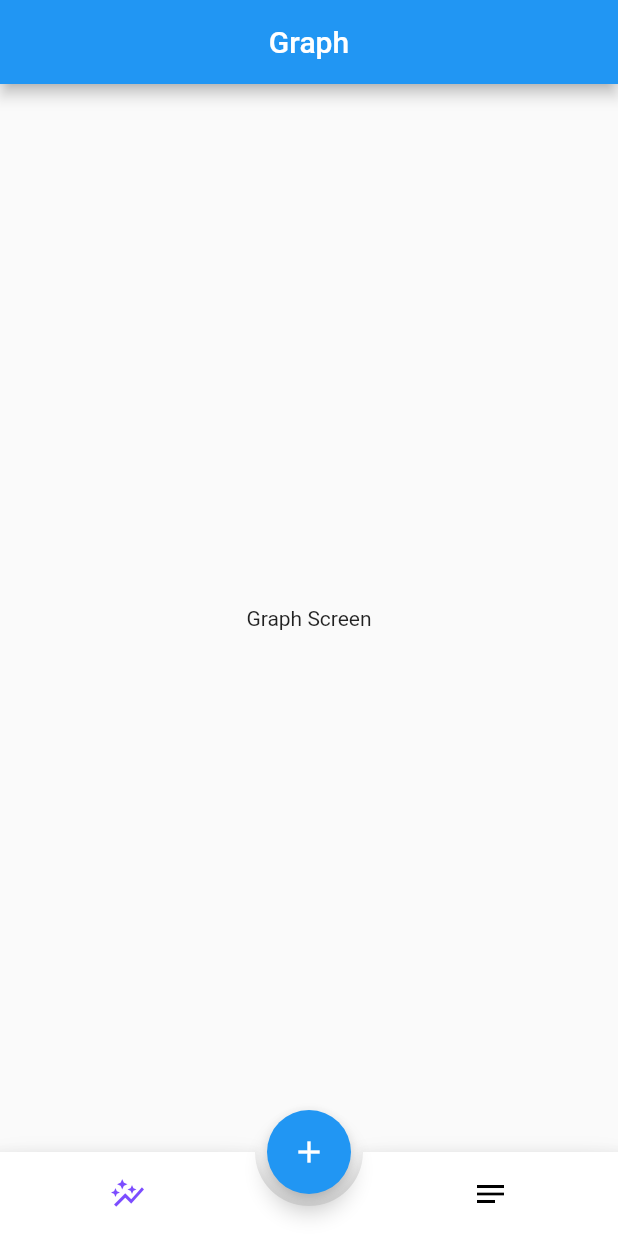
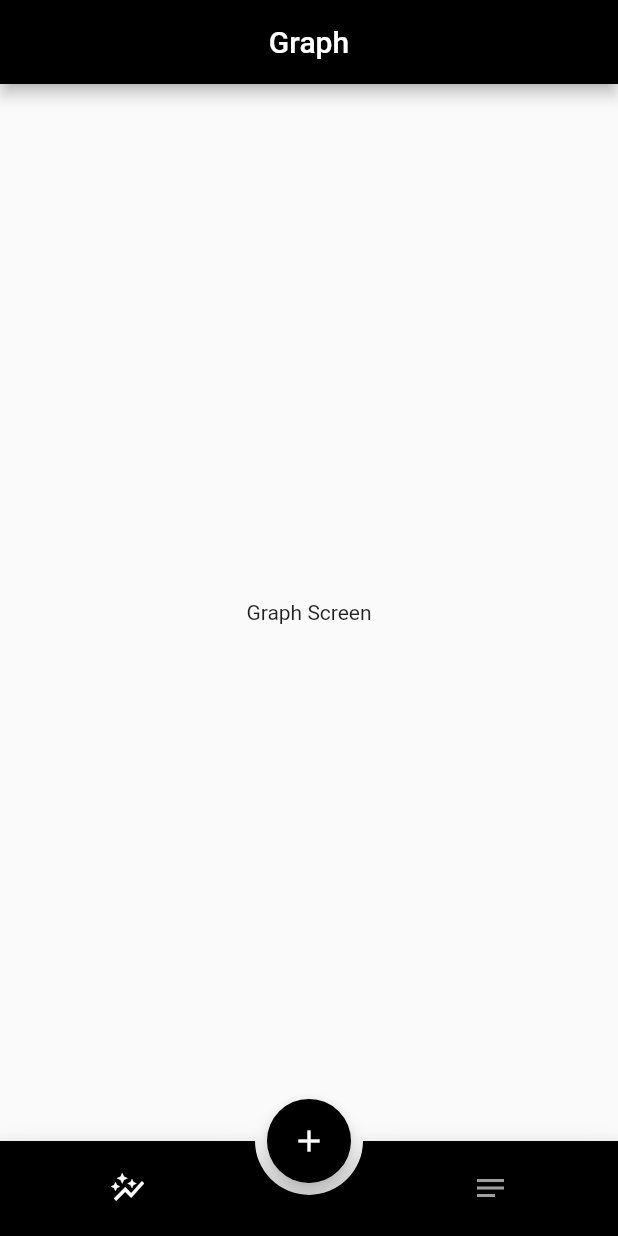
Before and after one commit to ckaraman/weight_track_app, a Flutter app: the screen it shows after launch, on a phone screen of 412 x 824 dp. Run offline on Flutter 3.47's test engine with Material 2 defaults, Android fonts, the phone set to English and light mode, and no system bars; drawn by our look-alikes of animated_bottom_navigation_bar; our stand-ins replace get.

Commit message:
Minor change bottom nav

```diff
--- a/lib/home.dart
+++ b/lib/home.dart
@@ -30,11 +30,16 @@ class _HomePageState extends State<HomePage> {
     return Scaffold(
       body: GraphScreen(),
       floatingActionButton: FloatingActionButton(
+        backgroundColor: Colors.black,
         onPressed: () {},
         child: const Icon(Icons.add),
       ),
       floatingActionButtonLocation: FloatingActionButtonLocation.centerDocked,
       bottomNavigationBar: AnimatedBottomNavigationBar(
+        activeColor: Colors.white,
+        inactiveColor: Colors.grey,
+        backgroundColor: Colors.black,
+        height: Get.height / 13,
         icons: iconList,
         activeIndex: _bottomNavIndex,
         gapLocation: GapLocation.center,
--- a/lib/main.dart
+++ b/lib/main.dart
@@ -19,7 +19,7 @@ class MyApp extends StatelessWidget {
     return GetMaterialApp(
       title: 'Weight Track',
       theme: ThemeData(
-        primarySwatch: Colors.blue,
+        appBarTheme: const AppBarTheme(backgroundColor: Colors.black),
       ),
       home: const HomePage(title: 'Weight Tracker'),
     );
```
